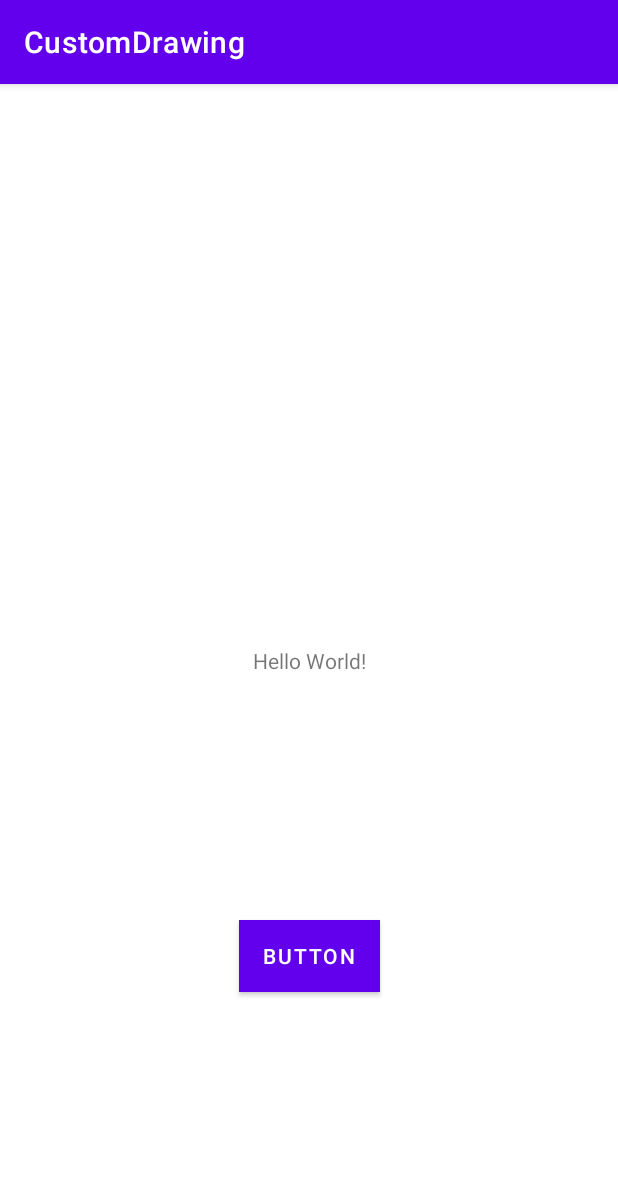
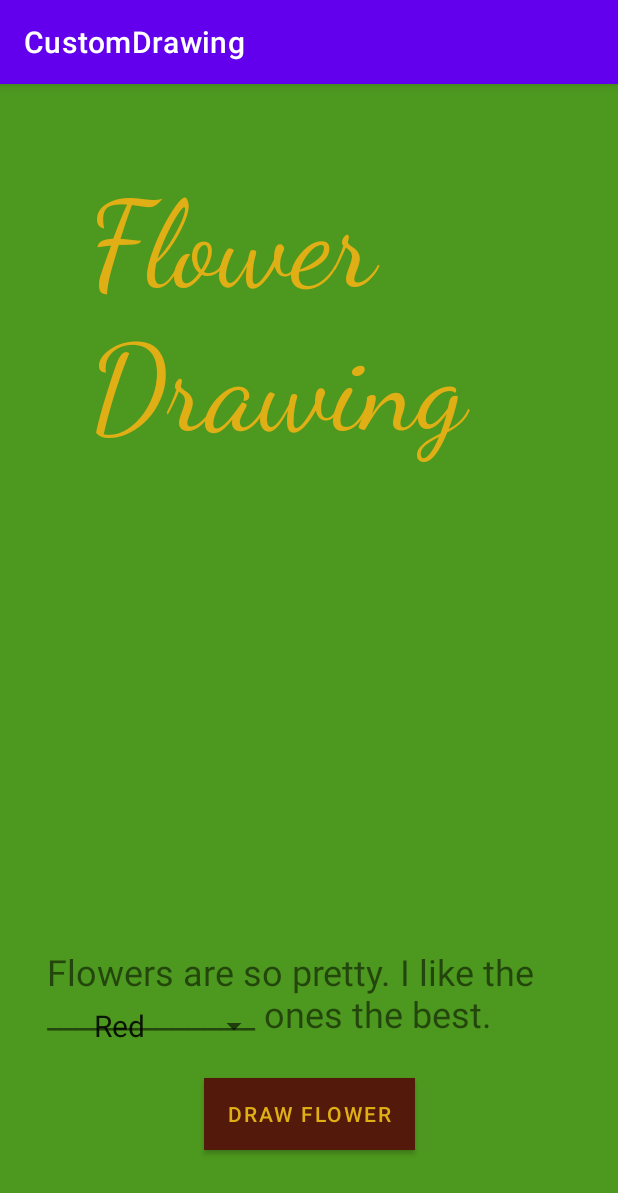
Before and after one commit to dlam15/CS441_program3, an Android app: the screen it shows after launch (MainActivity), on a phone screen of 412 x 824 dp. Shown: the top 1193 px of the screen. Run offline under Robolectric (Android 15) with nearby library versions, the phone set to English and light mode, and no system bars.

Commit message:
updated front page

```diff
--- a/app/src/main/java/com/example/customdrawing/Flower.java
+++ b/app/src/main/java/com/example/customdrawing/Flower.java
@@ -221,6 +221,8 @@ public class Flower extends SurfaceView implements SurfaceHolder.Callback {
         petals.setColor(color);
         stem.setColor(0xFF0C8A2C);
 
+
+
     }
     @Override
     public void surfaceCreated(SurfaceHolder surfaceHolder){}
--- a/app/src/main/java/com/example/customdrawing/MainActivity.java
+++ b/app/src/main/java/com/example/customdrawing/MainActivity.java
@@ -3,25 +3,49 @@ package com.example.customdrawing;
 import androidx.appcompat.app.AppCompatActivity;
 
 import android.content.Intent;
+import android.graphics.Color;
 import android.os.Bundle;
 import android.view.View;
+import android.widget.AdapterView;
+import android.widget.ArrayAdapter;
 import android.widget.Button;
+import android.widget.Spinner;
+import android.widget.TextView;
 
-public class MainActivity extends AppCompatActivity {
+public class MainActivity extends AppCompatActivity implements AdapterView.OnItemSelectedListener {
+    private int[] possible = {Color.RED, Color.BLUE, Color.MAGENTA, 0xFFEDE904, 0xFF8240BA, 0xFFEA6C0C, Color.CYAN,};
+    private int choice = Color.RED;
 
     @Override
     protected void onCreate(Bundle savedInstanceState) {
         super.onCreate(savedInstanceState);
         setContentView(R.layout.activity_main);
 
-        Button drawing = (Button) findViewById(R.id.button);
+        Button drawing = (Button) findViewById(R.id.drawBtn);
         drawing.setOnClickListener(new View.OnClickListener() {
             @Override
             public void onClick(View view) {
                 Intent intent = new Intent(MainActivity.this, Drawing.class);
+                intent.putExtra("COLOR", choice);
                 startActivity(intent);
                 finish ();
             }
         });
+
+        Spinner spinner = (Spinner) findViewById(R.id.colorPicker);
+        spinner.setOnItemSelectedListener(this);
+        ArrayAdapter<CharSequence> adapter = ArrayAdapter.createFromResource(this,
+                R.array.colors, android.R.layout.simple_spinner_item);
+        adapter.setDropDownViewResource(android.R.layout.simple_spinner_dropdown_item);
+        spinner.setAdapter(adapter);
+    }
+
+    public void onItemSelected(AdapterView<?> parent, View view, int pos, long id) {
+        ((TextView) parent.getChildAt(0)).setTextSize(20);
+        choice = possible[pos];
+    }
+
+    public void onNothingSelected(AdapterView<?> parent) {
+        // Another interface callback
     }
 }
--- a/app/src/main/res/layout/activity_main.xml
+++ b/app/src/main/res/layout/activity_main.xml
@@ -4,27 +4,59 @@
     xmlns:tools="http://schemas.android.com/tools"
     android:layout_width="match_parent"
     android:layout_height="match_parent"
+    android:background="#4D981E"
     tools:context=".MainActivity">
 
+    <Spinner
+        android:id="@+id/colorPicker"
+        android:layout_width="125dp"
+        android:layout_height="29dp"
+        app:layout_constraintBottom_toBottomOf="parent"
+        app:layout_constraintEnd_toEndOf="parent"
+        app:layout_constraintHorizontal_bias="0.19"
+        app:layout_constraintStart_toStartOf="parent"
+        app:layout_constraintTop_toTopOf="parent"
+        app:layout_constraintVertical_bias="0.83" />
+
     <TextView
-        android:id="@+id/textView"
-        android:layout_width="wrap_content"
+        android:id="@+id/titleScreen"
+        android:layout_width="293dp"
         android:layout_height="wrap_content"
-        android:text="Hello World!"
+        android:fontFamily="cursive"
+        android:text="Flower Drawing"
+        android:textColor="#DFAF15"
+        android:textSize="80dp"
         app:layout_constraintBottom_toBottomOf="parent"
         app:layout_constraintLeft_toLeftOf="parent"
         app:layout_constraintRight_toRightOf="parent"
-        app:layout_constraintTop_toTopOf="parent" />
+        app:layout_constraintTop_toTopOf="parent"
+        app:layout_constraintVertical_bias="0.103" />
 
     <Button
-        android:id="@+id/button"
+        android:id="@+id/drawBtn"
         android:layout_width="wrap_content"
         android:layout_height="wrap_content"
         android:background="#0C8A2C"
-        android:text="Button"
+        android:text="Draw Flower"
+        android:textColor="#DFAF15"
+        app:backgroundTint="#531A0B"
         app:layout_constraintBottom_toBottomOf="parent"
         app:layout_constraintEnd_toEndOf="parent"
         app:layout_constraintStart_toStartOf="parent"
-        app:layout_constraintTop_toBottomOf="@+id/textView" />
+        app:layout_constraintTop_toTopOf="parent"
+        app:layout_constraintVertical_bias="0.92" />
+
+    <TextView
+        android:id="@+id/homeText"
+        android:layout_width="351dp"
+        android:layout_height="96dp"
+        android:text="Flowers are so pretty. I like the _____________ ones the best."
+        android:textSize="24sp"
+        app:layout_constraintBottom_toBottomOf="parent"
+        app:layout_constraintEnd_toEndOf="parent"
+        app:layout_constraintHorizontal_bias="0.52"
+        app:layout_constraintStart_toStartOf="parent"
+        app:layout_constraintTop_toBottomOf="@+id/titleScreen"
+        app:layout_constraintVertical_bias="0.77" />
 
 </androidx.constraintlayout.widget.ConstraintLayout>
--- a/app/src/main/res/values/strings.xml
+++ b/app/src/main/res/values/strings.xml
@@ -1,3 +1,12 @@
 <resources>
     <string name="app_name">CustomDrawing</string>
+    <string-array name="colors">
+        <item>Red</item>
+        <item>Blue</item>
+        <item>Pink</item>
+        <item>Yellow</item>
+        <item>Purple</item>
+        <item>Orange</item>
+        <item>Cyan</item>
+    </string-array>
 </resources>
```
Also changed, not shown: app/src/main/java/com/example/customdrawing/Drawing.java (+8 -1 lines), app/src/main/res/drawable-v24/ic_launcher_foreground.xml (deleted, +0 -30 lines).
